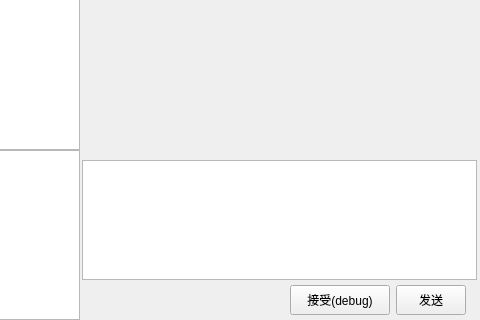
Old version of the form src/ui/page/chat/chatpage.ui in the repository Norym-L/myChatClient; both pictures show x 230 to 710 and y 241 to 561 of the 710 by 561 pixel window.
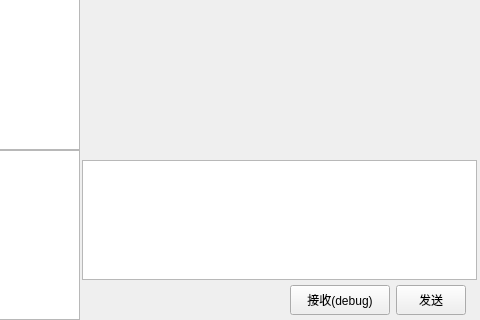
New version of the form. Custom widgets are drawn as their Qt base class.

What changed in the file:
```diff
--- a/src/ui/page/chat/chatpage.ui
+++ b/src/ui/page/chat/chatpage.ui
@@ -491,7 +491,7 @@
             </size>
            </property>
            <property name="text">
-            <string>接受(debug)</string>
+            <string>接收(debug)</string>
            </property>
           </widget>
          </item>
```
Left out of the diff: 10 changed lines with no effect on the pictures.
